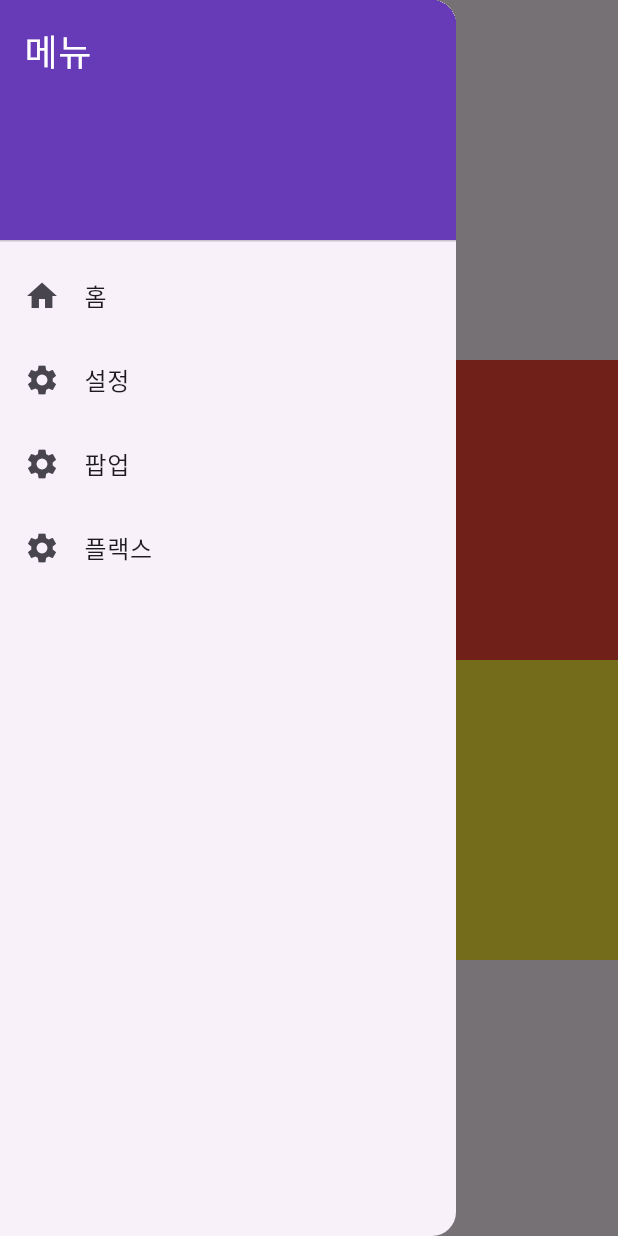
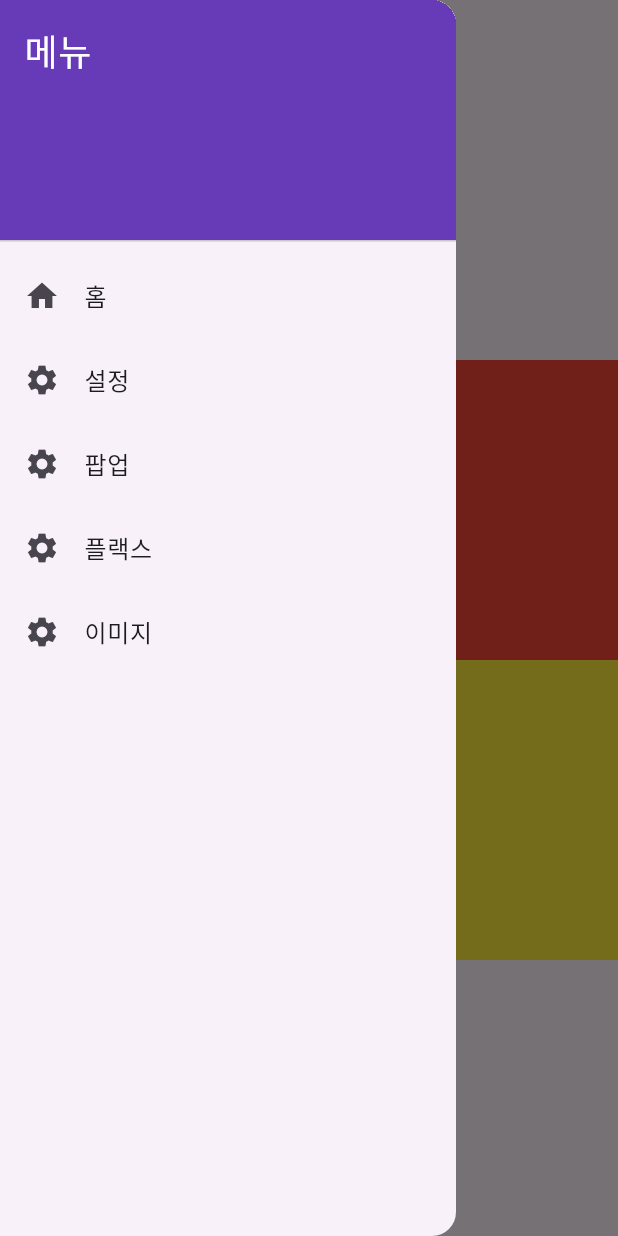
Before and after one commit to Hyeonjjzm/chungjuflatter, a Flutter app: the screen it shows after launch, with the side drawer open, on a phone screen of 412 x 824 dp. Run offline on Flutter 3.47's test engine with Material 3 defaults, Android fonts, the phone set to English and light mode, and no system bars.

Commit message:
03-31 (3)

```diff
--- a/lib/drawer.dart
+++ b/lib/drawer.dart
@@ -56,6 +56,15 @@ class MyDrawer extends StatelessWidget {
                     context, "/flex"
                 );
               }
+          ),
+          ListTile(
+              leading: const Icon(Icons.settings),
+              title: const Text('이미지'),
+              onTap: () {
+                Navigator.pushNamed(
+                    context, "/image"
+                );
+              }
           )
         ],
       ),
--- a/lib/main.dart
+++ b/lib/main.dart
@@ -1,6 +1,7 @@
 import 'package:flutter/material.dart';
 import 'package:hello/Setting_Page.dart';
 import 'package:hello/flex_page.dart';
+import 'package:hello/image.dart';
 import 'package:hello/popup_page.dart';
 
 import 'drawer.dart';
@@ -26,7 +27,8 @@ class MyApp extends StatelessWidget {
         "/": (context) => const MyHomePage(),
         "/setting": (context) => const SettingPage(),
         "/popup": (context) => const PopupPage(),
-        "/flex": (context) => const FlexPage()
+        "/flex": (context) => const FlexPage(),
+        "/image": (context) => const imagePage()
       },
     );
   }
```
Also changed, not shown: lib/image.dart (added, +26 -0 lines).
